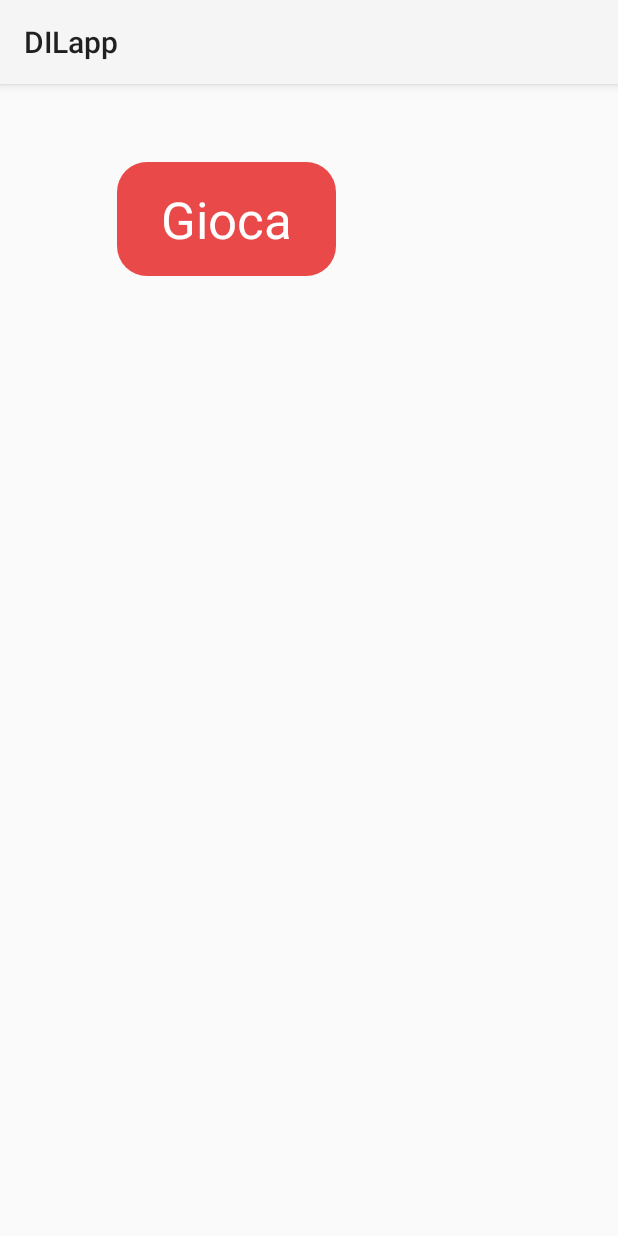
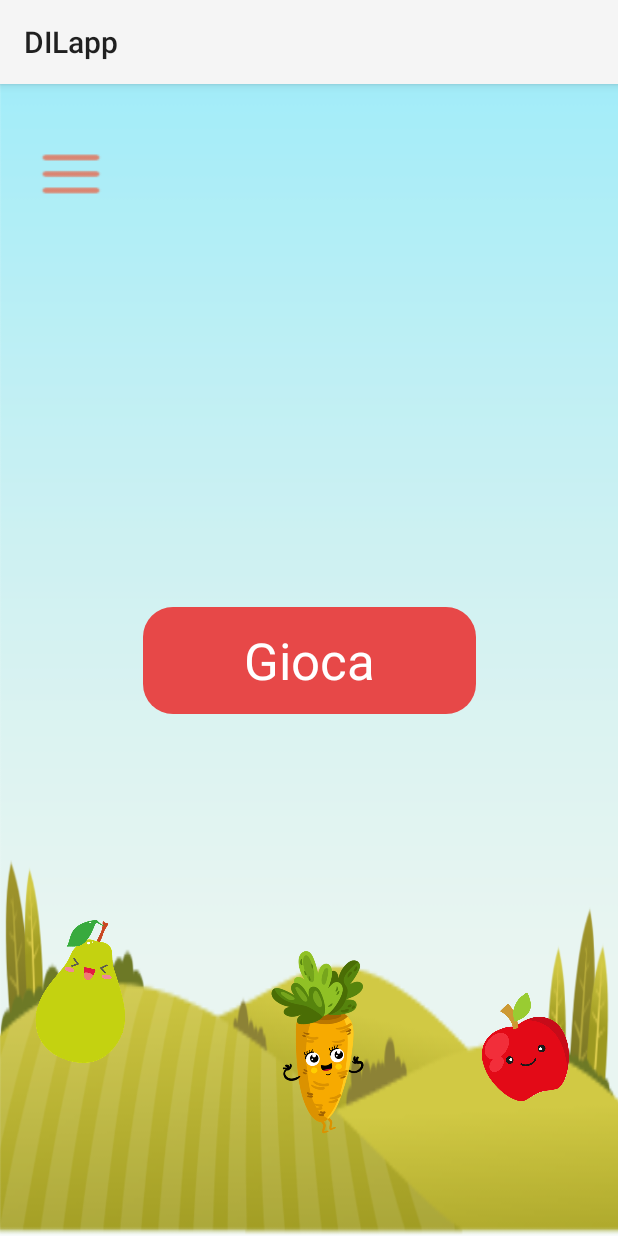
Before and after one commit to MarziaDegiorgi/DILapp, an Android app: the LevelmapActivity screen opened directly, with no data from a screen before it, on a phone screen of 412 x 824 dp. Run offline under Robolectric (Android 15) with nearby library versions, the phone set to English and light mode, and no system bars.

Commit message:
added animation to images and menus, still missing other animations for button

```diff
--- a/app/src/main/java/com/polimi/dilapp/LevelmapActivity.java
+++ b/app/src/main/java/com/polimi/dilapp/LevelmapActivity.java
@@ -2,17 +2,49 @@ package com.polimi.dilapp;
 
 import android.os.Bundle;
 import android.support.v7.app.AppCompatActivity;
+import android.view.MenuInflater;
+import android.view.View;
+import android.view.animation.Animation;
+import android.view.animation.AnimationUtils;
+import android.view.animation.RotateAnimation;
+import android.widget.Button;
+import android.widget.ImageView;
+import android.widget.PopupMenu;
 
 public class LevelmapActivity extends AppCompatActivity {
+
 
     @Override
     protected void onCreate(Bundle savedInstanceState) {
         super.onCreate(savedInstanceState);
         setContentView(R.layout.activity_levelmap);
 
-        /*ImageView carrotImage = (ImageView) findViewById(R.id.carrot);
-        Animation carrotAnimation = AnimationUtils.loadAnimation(this, R.anim.animation_definition);
-        carrotImage.startAnimation(carrotAnimation);*/
+        Button playButton = (Button) findViewById(R.id.playButton);
 
+        startAnimation();
     }
+
+   private void startAnimation() {
+       ImageView carrotImage = (ImageView) findViewById(R.id.carrot);
+       ImageView appleImage = (ImageView) findViewById(R.id.apple);
+       ImageView pearImage = (ImageView) findViewById(R.id.pear);
+
+       Animation animationRight = AnimationUtils.loadAnimation(LevelmapActivity.this, R.anim.half_rotation_right);
+       Animation animationLeft = AnimationUtils.loadAnimation(LevelmapActivity.this, R.anim.half_rotation_left);
+
+       //set animation repeating to infinite
+
+
+       //start Images animation
+       carrotImage.startAnimation(animationRight);
+       appleImage.startAnimation(animationRight);
+       pearImage.startAnimation(animationLeft);
+   }
+
+   public void showPopup( View view){
+       PopupMenu popup = new PopupMenu(this, view);
+       MenuInflater inflater = popup.getMenuInflater();
+       inflater.inflate(R.menu.actions, popup.getMenu());
+       popup.show();
+   }
 }
--- /dev/null
+++ b/app/src/main/res/anim/half_rotation_left.xml
@@ -0,0 +1,12 @@
+<?xml version="1.0" encoding="utf-8"?>
+<rotate xmlns:android="http://schemas.android.com/apk/res/android"
+    android:duration="1000"
+    android:fromDegrees="20"
+    android:interpolator="@android:anim/linear_interpolator"
+    android:pivotX="50%"
+    android:pivotY="50%"
+    android:toDegrees="-20"
+    android:fillEnabled="true"
+    android:fillAfter="true"
+    android:repeatCount="infinite"
+    />
--- /dev/null
+++ b/app/src/main/res/anim/half_rotation_right.xml
@@ -0,0 +1,12 @@
+<?xml version="1.0" encoding="utf-8"?>
+    <rotate xmlns:android="http://schemas.android.com/apk/res/android"
+        android:duration="1000"
+        android:fromDegrees="-20"
+        android:interpolator="@android:anim/linear_interpolator"
+        android:pivotX="50%"
+        android:pivotY="50%"
+        android:toDegrees="20"
+        android:fillEnabled="true"
+        android:fillAfter="true"
+        android:repeatCount="infinite"
+        />
--- a/app/src/main/res/layout-land/activity_levelmap.xml
+++ b/app/src/main/res/layout-land/activity_levelmap.xml
@@ -6,6 +6,7 @@
     android:layout_height="match_parent"
     android:background="@drawable/background_menu_land"
     tools:context="com.polimi.dilapp.LevelmapActivity">
+
 
     <Button
         android:id="@+id/playButton"
@@ -75,12 +76,22 @@
         app:layout_constraintVertical_bias="0.94"
         app:srcCompat="@drawable/logofruitvector" />
 
-    <ViewAnimator
-        android:id="@+id/carrotAnimator"
-        android:layout_width="95dp"
-        android:layout_height="119dp"
-        tools:layout_editor_absoluteX="439dp"
-        tools:layout_editor_absoluteY="221dp" />
+    <Button
+        android:id="@+id/menuButton"
+        android:layout_width="60dp"
+        android:layout_height="wrap_content"
+        android:layout_marginBottom="8dp"
+        android:layout_marginEnd="68dp"
+        android:layout_marginStart="8dp"
+        android:layout_marginTop="36dp"
+        android:background="@drawable/ic_action_menu"
+        app:layout_constraintBottom_toBottomOf="parent"
+        app:layout_constraintEnd_toEndOf="parent"
+        app:layout_constraintHorizontal_bias="1.0"
+        app:layout_constraintStart_toStartOf="parent"
+        app:layout_constraintTop_toTopOf="parent"
+        app:layout_constraintVertical_bias="0.0"
+        android:onClick="showPopup"/>
 
 
 </android.support.constraint.ConstraintLayout>
--- a/app/src/main/res/layout/activity_levelmap.xml
+++ b/app/src/main/res/layout/activity_levelmap.xml
@@ -4,17 +4,14 @@
     xmlns:tools="http://schemas.android.com/tools"
     android:layout_width="match_parent"
     android:layout_height="match_parent"
-    tools:context="com.polimi.dilapp.LevelmapActivity">
+    tools:context="com.polimi.dilapp.LevelmapActivity"
+    android:background="@drawable/default_background">
 
     <Button
         android:id="@+id/playButton"
         style="@android:style/Widget.DeviceDefault.Button.Borderless"
-        android:layout_width="146dp"
-        android:layout_height="76dp"
-        android:layout_marginBottom="8dp"
-        android:layout_marginEnd="188dp"
-        android:layout_marginLeft="16dp"
-        android:layout_marginTop="52dp"
+        android:layout_width="222dp"
+        android:layout_height="71dp"
         android:background="@drawable/roundedbutton"
         android:backgroundTint="@color/colorPrimaryDark"
         android:text="@string/play"
@@ -23,10 +20,79 @@
         android:textColor="?android:attr/colorForegroundInverse"
         app:layout_constraintBottom_toBottomOf="parent"
         app:layout_constraintEnd_toEndOf="parent"
+        app:layout_constraintHorizontal_bias="parent"
+        app:layout_constraintStart_toStartOf="parent"
+        app:layout_constraintTop_toTopOf="parent"
+        app:layout_constraintVertical_bias="parent" />
+
+
+    <Button
+        android:id="@+id/menuButton"
+        android:layout_width="60dp"
+        android:layout_height="wrap_content"
+        android:layout_marginBottom="8dp"
+        android:layout_marginEnd="68dp"
+        android:layout_marginLeft="16dp"
+        android:layout_marginStart="8dp"
+        android:layout_marginTop="36dp"
+        android:background="@drawable/ic_action_menu"
+        android:onClick="showPopup"
+        app:layout_constraintBottom_toBottomOf="parent"
+        app:layout_constraintEnd_toEndOf="parent"
+        app:layout_constraintHorizontal_bias="0.035"
         app:layout_constraintLeft_toLeftOf="parent"
+        app:layout_constraintStart_toStartOf="parent"
         app:layout_constraintTop_toTopOf="parent"
         app:layout_constraintVertical_bias="0.0" />
 
+    <ImageView
+        android:id="@+id/carrot"
+        android:layout_width="147dp"
+        android:layout_height="143dp"
+        android:layout_marginBottom="8dp"
+        android:layout_marginEnd="8dp"
+        android:layout_marginRight="16dp"
+        android:layout_marginStart="8dp"
+        android:layout_marginTop="8dp"
+        app:layout_constraintBottom_toBottomOf="parent"
+        app:layout_constraintEnd_toEndOf="parent"
+        app:layout_constraintRight_toRightOf="parent"
+        app:layout_constraintStart_toStartOf="parent"
+        app:layout_constraintTop_toTopOf="parent"
+        app:layout_constraintVertical_bias="0.96"
+        app:srcCompat="@drawable/carrot" />
+
+    <ImageView
+        android:id="@+id/pear"
+        android:layout_width="60dp"
+        android:layout_height="95dp"
+        app:layout_constraintBottom_toBottomOf="parent"
+        app:layout_constraintEnd_toEndOf="parent"
+        app:layout_constraintHorizontal_bias="0.136"
+        app:layout_constraintLeft_toLeftOf="parent"
+        app:layout_constraintRight_toRightOf="parent"
+        app:layout_constraintStart_toStartOf="parent"
+        app:layout_constraintTop_toTopOf="parent"
+        app:layout_constraintVertical_bias="0.819"
+        app:srcCompat="@drawable/pear" />
+
+    <ImageView
+        android:id="@+id/apple"
+        android:layout_width="89dp"
+        android:layout_height="74dp"
+        android:layout_marginBottom="16dp"
+        android:layout_marginEnd="4dp"
+        android:layout_marginRight="16dp"
+        android:layout_marginStart="8dp"
+        android:layout_marginTop="8dp"
+        app:layout_constraintBottom_toBottomOf="parent"
+        app:layout_constraintEnd_toEndOf="parent"
+        app:layout_constraintHorizontal_bias="0.922"
+        app:layout_constraintRight_toRightOf="parent"
+        app:layout_constraintStart_toStartOf="parent"
+        app:layout_constraintTop_toTopOf="parent"
+        app:layout_constraintVertical_bias="0.919"
+        app:srcCompat="@drawable/logofruitvector" />
 
 
 </android.support.constraint.ConstraintLayout>
--- /dev/null
+++ b/app/src/main/res/menu/actions.xml
@@ -0,0 +1,8 @@
+<?xml version="1.0" encoding="utf-8"?>
+<menu xmlns:android="http://schemas.android.com/apk/res/android"
+    >
+<item android:id="@+id/change_level"
+    android:title="@string/change_level"/>
+    <item android:id="@+id/report"
+        android:title="@string/report"/>
+</menu>
--- a/app/src/main/res/values/strings.xml
+++ b/app/src/main/res/values/strings.xml
@@ -6,4 +6,7 @@
     <string name="dummy_button">Dummy Button</string>
     <string name="dummy_content">DUMMY\nCONTENT</string>
 
+    <string name="change_level">Cambia Livello</string>
+    <string name="report">Reportistica</string>
+
 </resources>
```
Also changed, not shown: app/src/main/res/drawable-hdpi/ic_action_menu.png (added), app/src/main/res/drawable-mdpi/ic_action_menu.png (added), app/src/main/res/drawable-xhdpi/ic_action_menu.png (added), app/src/main/res/drawable-xxhdpi/ic_action_menu.png (added), app/src/main/res/drawable/background_menu_vert.png (added), app/src/main/res/drawable/roundedbutton.xml (line endings or trailing spaces).
